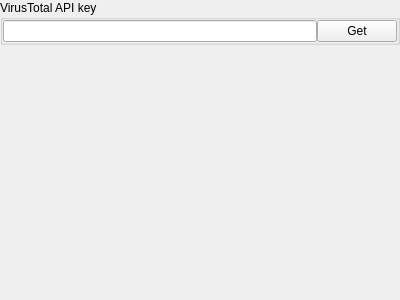
horsicq/XOnlineTools, file xonlinetoolsoptionswidget.ui: the form before one commit.
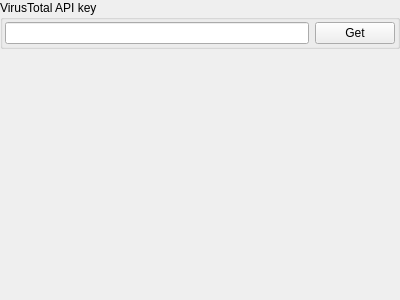
The form after the commit.

The edit to the form file:
```diff
--- a/xonlinetoolsoptionswidget.ui
+++ b/xonlinetoolsoptionswidget.ui
@@ -33,19 +33,19 @@
      </property>
      <layout class="QHBoxLayout" name="horizontalLayout">
       <property name="spacing">
-       <number>0</number>
+       <number>6</number>
       </property>
       <property name="leftMargin">
-       <number>0</number>
+       <number>2</number>
       </property>
       <property name="topMargin">
-       <number>0</number>
+       <number>2</number>
       </property>
       <property name="rightMargin">
-       <number>0</number>
+       <number>2</number>
       </property>
       <property name="bottomMargin">
-       <number>0</number>
+       <number>2</number>
       </property>
       <item>
        <widget class="QLineEdit" name="lineEditVirusTotalApiKey"/>
```
